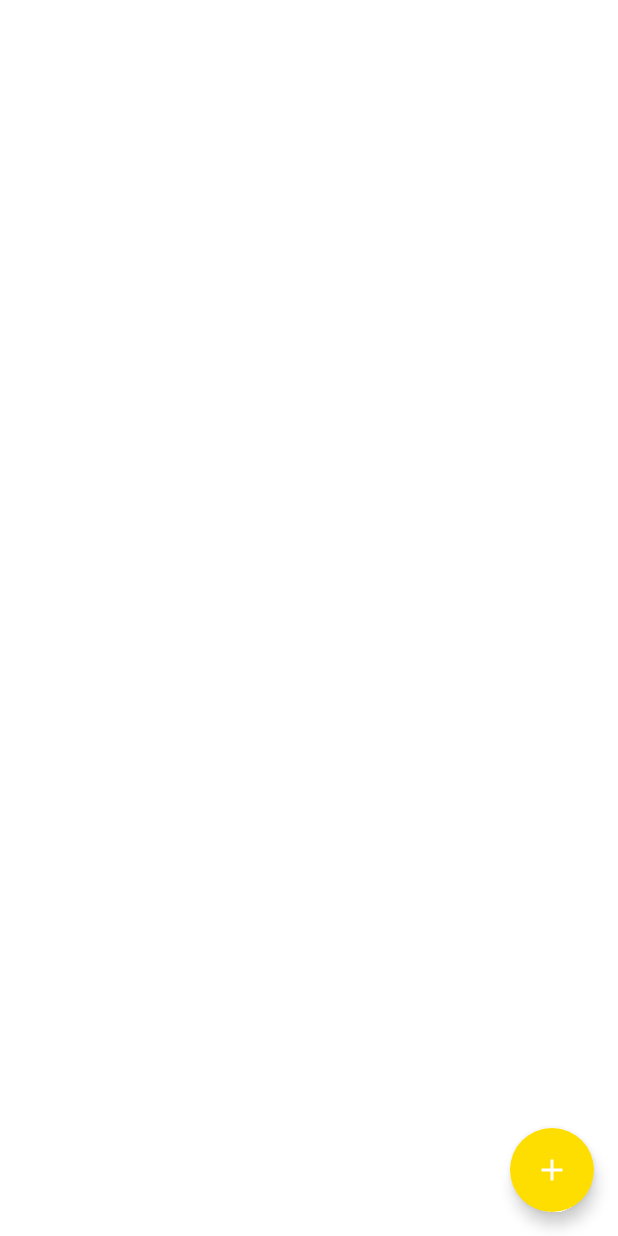
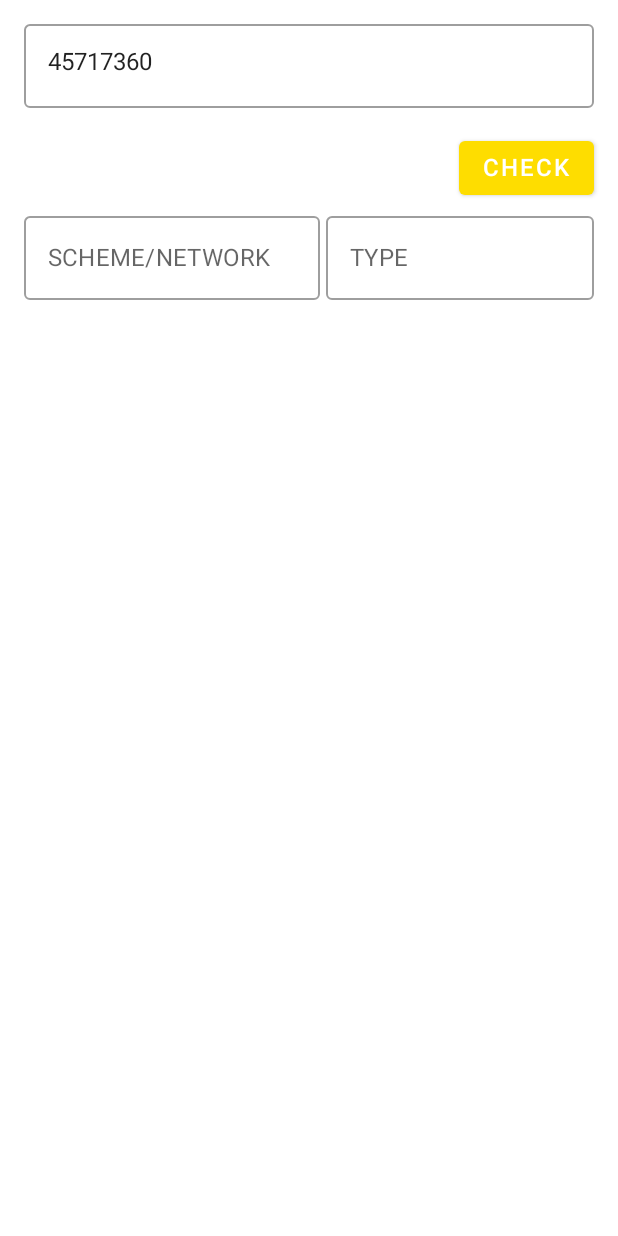
Before and after one commit to tprobius/Binfo, an Android app built with Jetpack Compose: the screen it shows after launch (MainActivity), on a phone screen of 412 x 824 dp. Run offline under Robolectric (Android 15) with nearby library versions, the phone set to English and light mode, and no system bars; our stand-ins replace Dagger/Hilt's generated code, livedata-compose; 1 statement that could not run was skipped.

Commit message:
Updating HomeScreen

```diff
--- a/app/src/main/java/com/tprobius/binformation/ui/screens/homescreen/HomeScreen.kt
+++ b/app/src/main/java/com/tprobius/binformation/ui/screens/homescreen/HomeScreen.kt
@@ -1,17 +1,22 @@
 package com.tprobius.binformation.ui.screens.homescreen
 
 import android.annotation.SuppressLint
-import androidx.compose.material.FloatingActionButton
-import androidx.compose.material.Icon
-import androidx.compose.material.Scaffold
-import androidx.compose.material.Text
-import androidx.compose.material.icons.Icons
-import androidx.compose.material.icons.filled.Add
+import androidx.compose.foundation.layout.*
+import androidx.compose.material.*
 import androidx.compose.runtime.Composable
 import androidx.compose.runtime.livedata.observeAsState
+import androidx.compose.ui.Alignment
+import androidx.compose.ui.Modifier
 import androidx.compose.ui.graphics.Color
+import androidx.compose.ui.tooling.preview.Preview
+import androidx.compose.ui.unit.dp
+import androidx.compose.ui.unit.sp
 import androidx.hilt.navigation.compose.hiltViewModel
 import androidx.navigation.NavHostController
+import androidx.navigation.compose.rememberNavController
+import com.tprobius.binformation.data.api.ApiConstants
+import com.tprobius.binformation.data.api.model.Binformation
+import com.tprobius.binformation.ui.theme.BinformationTheme
 
 @SuppressLint("UnusedMaterialScaffoldPaddingParameter")
 @Composable
@@ -19,24 +24,103 @@ fun HomeScreen(navController: NavHostController) {
     val viewModel = hiltViewModel<HomeScreenViewModel>()
     val binformation = viewModel.binformation.observeAsState().value
 
-    Scaffold(
-        floatingActionButton = {
-            FloatingActionButton(
-                backgroundColor = Color(254, 221, 0),
+    Scaffold {
+        Column(
+            modifier = Modifier
+                .fillMaxSize(),
+//            horizontalAlignment = Alignment.CenterHorizontally,
+//            verticalArrangement = Arrangement.Top
+        ) {
+//            Text(
+//                modifier = Modifier.padding(vertical = 8.dp),
+//                fontSize = 24.sp,
+//                fontWeight = FontWeight.Bold,
+//                text = "ADD_NEW_NOTE"
+//            )
+
+////        if (binformation != null) {
+////            Text(text = binformation.bank.name)
+////        }
+
+            OutlinedTextField(
+                modifier = Modifier
+                    .fillMaxWidth()
+                    .padding(16.dp),
+                value = ApiConstants.END_POINT,
+                onValueChange = {
+//                    text = it
+//                    isButtonEnable = title.isNotEmpty() && content.isNotEmpty()
+                },
+                placeholder = { Text(text = "Enter card BIN") },
+//                isError = title.isEmpty()
+            )
+            Button(
+                modifier = Modifier
+                    .padding(end = 16.dp)
+                    .align(Alignment.End),
+//                enabled = isButtonEnable,
+                colors = ButtonDefaults.buttonColors(backgroundColor = Color(254, 221, 0)),
                 onClick = {
 
-                })
-            {
-                Icon(
-                    imageVector = Icons.Filled.Add,
-                    tint = Color.White,
-                    contentDescription = "Add new note"
+                }
+            ) {
+                Text(
+                    color = Color.White,
+                    fontSize = 16.sp,
+                    text = "CHECK"
+                )
+            }
+            CardInfo(binformation)
+        }
+    }
+}
+
+@SuppressLint("UnusedMaterialScaffoldPaddingParameter")
+@Composable
+fun CardInfo(binformation: Binformation?) {
+    Scaffold {
+        Column(
+            modifier = Modifier
+                .fillMaxSize()
+        ) {
+            Row {
+                OutlinedTextField(
+                    modifier = Modifier
+                        .padding(start = 16.dp, end = 2.dp)
+                        .fillMaxWidth(0.5f),
+                    value = binformation?.scheme ?: "",
+                    onValueChange = {},
+                    readOnly = true,
+                    label = {
+                        Text(
+                            text = "SCHEME/NETWORK",
+                            fontSize = 16.sp
+                        )
+                    }
+                )
+                OutlinedTextField(
+                    modifier = Modifier
+                        .padding(start = 2.dp, end = 16.dp)
+                        .fillMaxWidth(),
+                    value = binformation?.type ?: "",
+                    onValueChange = {},
+                    readOnly = true,
+                    label = {
+                        Text(
+                            text = "TYPE",
+                            fontSize = 16.sp
+                        )
+                    }
                 )
             }
         }
-    ) {
-        if (binformation != null) {
-            Text(text = binformation.brand)
-        }
     }
 }
+
+@Preview(showBackground = true)
+@Composable
+fun PreviewNotesScreen() {
+    BinformationTheme() {
+        HomeScreen(navController = rememberNavController())
+    }
+}
```
